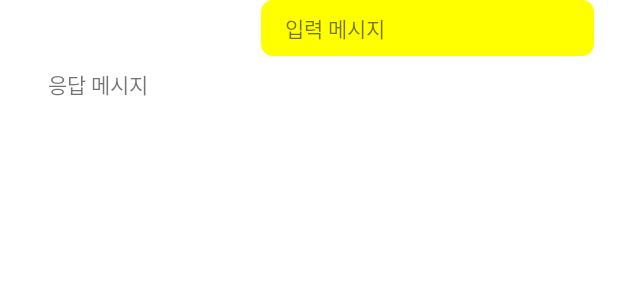
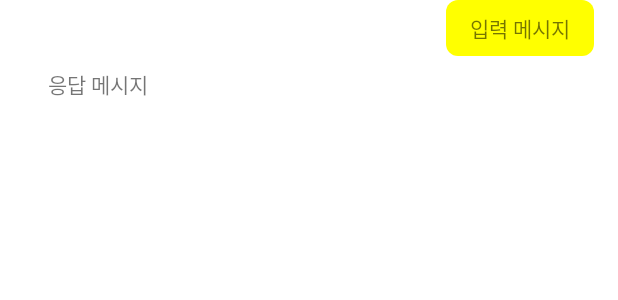
Before and after one commit to junghyunsoo24/portfolio-teenager-emotion-app, an Android app: the layout item_chat.xml on its own in the app's theme, with its tools: preview values and no code run, on a phone screen of 412 x 824 dp. Shown: the top 300 px of the screen. Run offline under Robolectric (Android 15) with nearby library versions, the phone set to English and light mode, and no system bars.

```diff
--- a/app/src/main/java/com/example/portfolioteenageremotionpreventapp/ChatBotActivity.kt
+++ b/app/src/main/java/com/example/portfolioteenageremotionpreventapp/ChatBotActivity.kt
@@ -117,7 +117,7 @@ class ChatBotActivity : AppCompatActivity() {
                     if (response.isSuccessful) {
                         val responseBody = response?.body()
                         if (responseBody != null) {
-                            val responseData = responseBody.bot
+                            val responseData = responseBody.chatbot
 
                             val chatBotDataPair = ChatBotDataPair("", responseData)
                             messages.add(chatBotDataPair)
--- a/app/src/main/java/com/example/portfolioteenageremotionpreventapp/chatbot/ChatBotData.kt
+++ b/app/src/main/java/com/example/portfolioteenageremotionpreventapp/chatbot/ChatBotData.kt
@@ -1,3 +1,3 @@
 package com.example.portfolioteenageremotionpreventapp.chatbot
 
-data class ChatBotData(val id: String, val child: String)
+data class ChatBotData(val id: String, val teenMessage: String)
--- a/app/src/main/java/com/example/portfolioteenageremotionpreventapp/chatbot/ChatBotDataResponse.kt
+++ b/app/src/main/java/com/example/portfolioteenageremotionpreventapp/chatbot/ChatBotDataResponse.kt
@@ -1,5 +1,5 @@
 package com.example.portfolioteenageremotionpreventapp.chatbot
 
 data class ChatBotDataResponse(
-    val bot: String
+    val chatbot: String
 )
--- a/app/src/main/res/layout/item_chat.xml
+++ b/app/src/main/res/layout/item_chat.xml
@@ -14,7 +14,7 @@
 
         <TextView
             android:id="@+id/inputChatTextView"
-            android:layout_width="222dp"
+            android:layout_width="wrap_content"
             android:layout_height="wrap_content"
             android:layout_marginEnd="16dp"
             android:background="@drawable/chat_input"
@@ -23,6 +23,7 @@
             android:paddingTop="8dp"
             android:paddingEnd="16dp"
             android:paddingBottom="8dp"
+            android:maxWidth="222dp"
             android:text="입력 메시지"
             app:layout_constraintBottom_toBottomOf="parent"
             app:layout_constraintEnd_toEndOf="parent"
@@ -39,7 +40,7 @@
 
         <TextView
             android:id="@+id/responseChatTextView"
-            android:layout_width="222dp"
+            android:layout_width="wrap_content"
             android:layout_height="wrap_content"
             android:layout_marginStart="16dp"
             android:background="@drawable/chat_output"
@@ -48,6 +49,7 @@
             android:paddingTop="8dp"
             android:paddingEnd="16dp"
             android:paddingBottom="8dp"
+            android:maxWidth="222dp"
             android:text="응답 메시지"
             app:layout_constraintHorizontal_bias="0.056"
             app:layout_constraintStart_toStartOf="parent"
```
Also changed, not shown: app/src/main/java/com/example/portfolioteenageremotionpreventapp/chatbot/ChatBotApiService.kt (+5 -5 lines).
